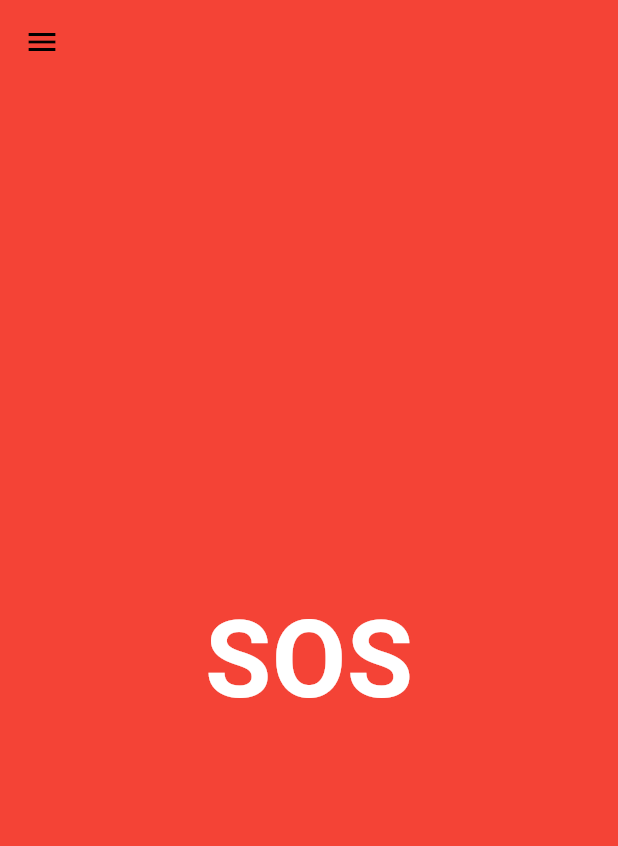
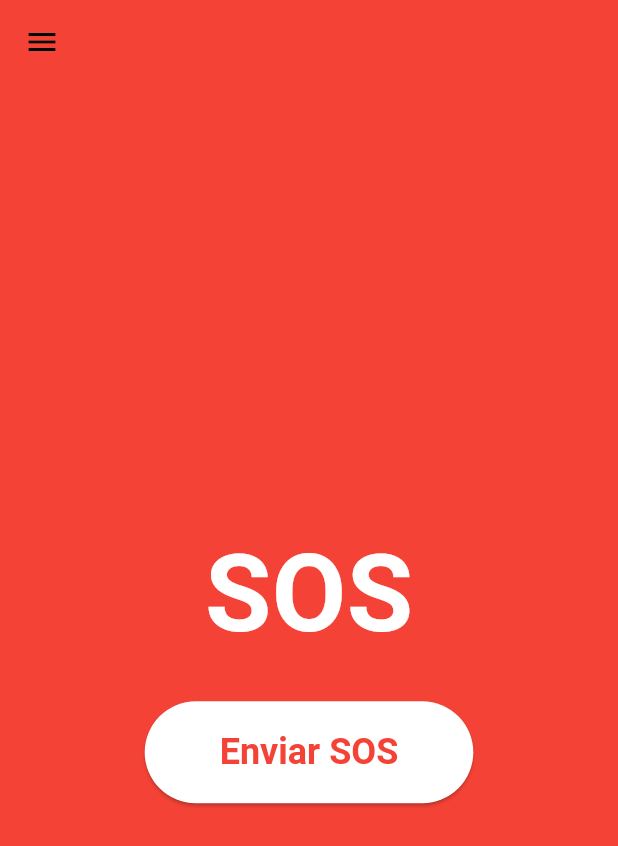
Before and after one commit to LuanHuanca/Medidoc_doctor, a Flutter app: the SOSSplashScreen screen opened directly, on a phone screen of 412 x 824 dp. Shown: the top 846 px of the screen. Run offline on Flutter 3.47's test engine with Material 3 defaults, Android fonts, the light colour scheme and no system bars; our stand-ins replace cloud_firestore, firebase_core, local_auth, shared_preferences; missing offline and left inert: hexagon; accounts and stored records are empty.

Commit message:
Sos request
A;adida la funcion de solicitar sos

```diff
--- a/lib/pages/sos_screen.dart
+++ b/lib/pages/sos_screen.dart
@@ -1,4 +1,5 @@
 import 'package:flutter/material.dart';
+import 'package:cloud_firestore/cloud_firestore.dart';
 import 'navBar.dart'; // Asegúrate de tener la importación correcta de tu NavBar
 
 class SOSSplashScreen extends StatelessWidget {
@@ -6,36 +7,67 @@ class SOSSplashScreen extends StatelessWidget {
   Widget build(BuildContext context) {
     return Scaffold(
       appBar: AppBar(
-        backgroundColor: Colors.red, // Fondo transparente
-        elevation: 0, // Sin sombra
+        backgroundColor: Colors.red,
+        elevation: 0,
         iconTheme: IconThemeData(
-          color: Colors.black, // Color del icono de menú
+          color: Colors.black,
         ),
         leading: Builder(
           builder: (BuildContext context) {
             return IconButton(
               icon: Icon(Icons.menu),
               onPressed: () {
-                Scaffold.of(context).openDrawer(); // Abre el drawer al presionar el ícono del menú
+                Scaffold.of(context).openDrawer();
               },
             );
           },
         ),
       ),
-      drawer: NavbarOptions(), // Aquí se añade el drawer
+      drawer: NavbarOptions(),
       body: Container(
-        color: Colors.red, // Fondo rojo
+        color: Colors.red,
         child: Center(
-          child: Text(
-            'SOS',
-            style: TextStyle(
-              fontSize: 72, // Tamaño de fuente grande
-              color: Colors.white, // Texto blanco
-              fontWeight: FontWeight.bold, // Texto en negrita
-            ),
+          child: Column(
+            mainAxisAlignment: MainAxisAlignment.center,
+            children: [
+              Text(
+                'SOS',
+                style: TextStyle(
+                  fontSize: 72,
+                  color: Colors.white,
+                  fontWeight: FontWeight.bold,
+                ),
+              ),
+              SizedBox(height: 20),
+              ElevatedButton(
+                onPressed: () => _sendSOS(context),
+                child: Text('Enviar SOS'),
+                style: ElevatedButton.styleFrom(
+                  foregroundColor: Colors.red, backgroundColor: Colors.white, // Texto rojo
+                  padding: EdgeInsets.symmetric(horizontal: 50, vertical: 20),
+                  textStyle: TextStyle(fontSize: 24, fontWeight: FontWeight.bold),
+                ),
+              ),
+            ],
           ),
         ),
       ),
     );
   }
+
+  void _sendSOS(BuildContext context) async {
+    try {
+      await FirebaseFirestore.instance.collection('SOS').add({
+        'sos_signal': 1,
+        'timestamp': FieldValue.serverTimestamp(), // Añade un timestamp para referencia
+      });
+      ScaffoldMessenger.of(context).showSnackBar(SnackBar(
+        content: Text('SOS enviado con éxito'),
+      ));
+    } catch (e) {
+      ScaffoldMessenger.of(context).showSnackBar(SnackBar(
+        content: Text('Error al enviar SOS: $e'),
+      ));
+    }
+  }
 }
```
